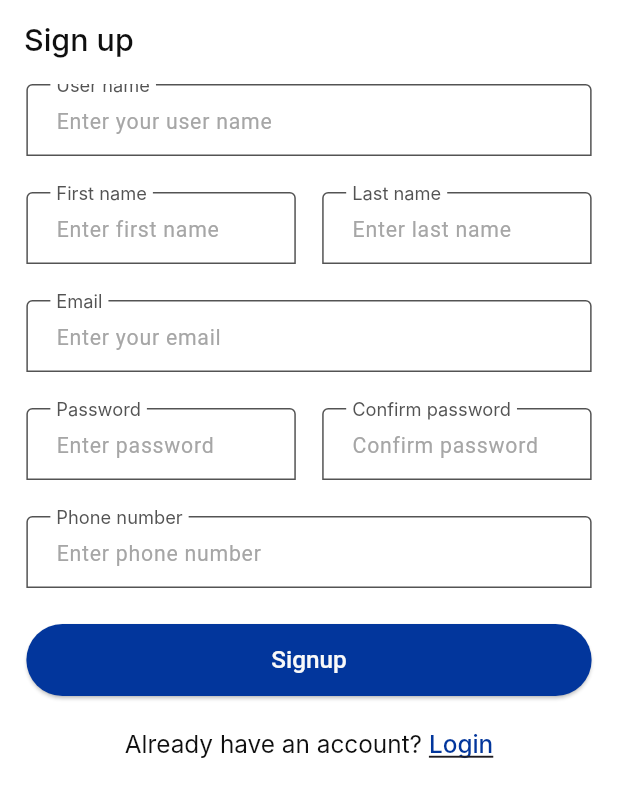
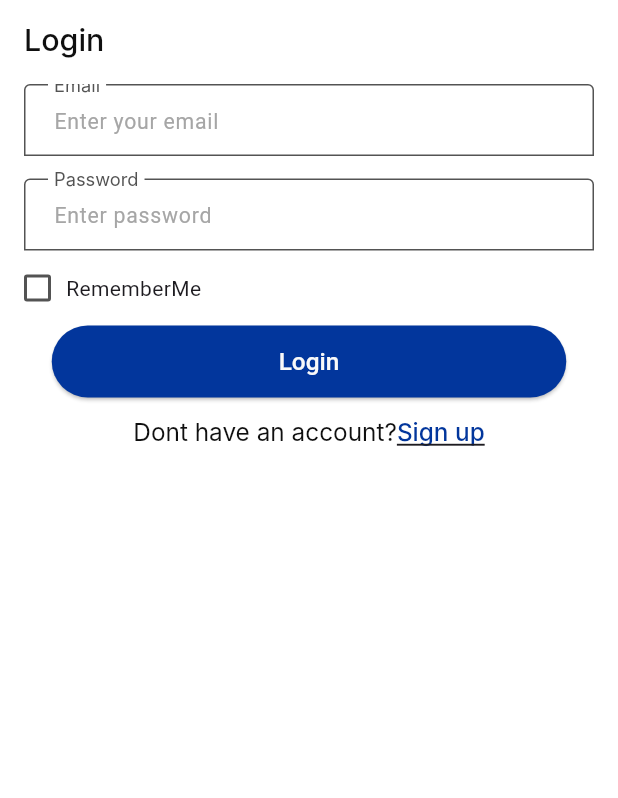
Before and after one commit to mahmoudjozef/exam_app, a Flutter app: the screen it shows after launch, on a phone screen of 412 x 824 dp. Shown: the top 798 px of the screen. Run offline on Flutter 3.47's test engine with Material 3 defaults, Android fonts, the phone set to English and light mode, and no system bars; our stand-ins replace dio, equatable, flutter_bloc, flutter_screenutil, flutter_secure_storage, get_it and 3 more; generated files the repository leaves out were written again; Roboto replaces fonts that are missing (Inter).

Commit message:
finish feat / login feature

```diff
--- /dev/null
+++ b/lib/core/constants/app_assets.dart
@@ -0,0 +1,3 @@
+class AppAssets {
+  static const String loginSplash = 'assets/splash/LoginSplash.png';
+}
--- a/lib/core/constants/app_constants.dart
+++ b/lib/core/constants/app_constants.dart
@@ -4,6 +4,9 @@ class AppConstants {
   static const String signUpTitle = 'Sign up';
   static const String signUpButton = 'Signup';
   static const String alreadyHaveAccount = 'Already have an account? ';
+  static const String dontHaveAnAccount = 'Dont have an account?';
+  static const String rememberMe = 'RememberMe';
+
   static const String login = 'Login';
 
   // Labels (اللي فوق الحقل)
@@ -24,9 +27,6 @@ class AppConstants {
   static const String confirmPasswordHint = 'Confirm password';
   static const String phoneHint = 'Enter phone number';
 
-
-
   // Messages
   static const String signupSuccess = 'Account created successfully';
-
 }
--- /dev/null
+++ b/lib/features/auth/data/datasources/local/auth_local_datasource.dart
@@ -0,0 +1,5 @@
+abstract interface class AuthLocalDatasource {
+  Future<void> saveToken(String token);
+  Future<String?> getToken();
+  Future<void> clearToken();
+}
--- a/lib/features/auth/domain/repositories/auth_repo.dart
+++ b/lib/features/auth/domain/repositories/auth_repo.dart
@@ -6,5 +6,5 @@ import 'package:exam_app/features/auth/domain/entities/user_entity.dart';
 // HomeRepoContract
 abstract interface class AuthRepo {
   Future<BaseResponse<UserEntity>> signup(SignupRequest request);
-  Future<BaseResponse<UserEntity>> login(LoginRequestModel request);
+  Future<BaseResponse<UserEntity>> login(LoginRequestModel request, bool rememberMe);
 }
--- a/lib/features/auth/domain/usecase/login_usecase.dart
+++ b/lib/features/auth/domain/usecase/login_usecase.dart
@@ -2,11 +2,16 @@ import 'package:exam_app/config/base_responce/base_responce.dart';
 import 'package:exam_app/features/auth/data/models/dto/login_request_model.dart';
 import 'package:exam_app/features/auth/domain/entities/user_entity.dart';
 import 'package:exam_app/features/auth/domain/repositories/auth_repo.dart';
+import 'package:injectable/injectable.dart';
 
+@injectable
 class LoginUsecase {
   AuthRepo authRepo;
   LoginUsecase(this.authRepo);
-  Future<BaseResponse<UserEntity>> call(LoginRequestModel request) {
-    return authRepo.login(request);
+  Future<BaseResponse<UserEntity>> call(
+    LoginRequestModel request,
+    bool rememberMe,
+  ) {
+    return authRepo.login(request, rememberMe);
   }
 }
--- a/lib/features/auth/presentation/cubit/login/login_events.dart
+++ b/lib/features/auth/presentation/cubit/login/login_events.dart
@@ -7,10 +7,15 @@ class LoginOnPressedEvent extends LoginEvents {
   final String password;
   final bool rememberMe;
 
-  LoginOnPressedEvent(this.email, this.password, this.rememberMe);
+  LoginOnPressedEvent({
+    required this.email,
+    required this.password,
+    required this.rememberMe,
+  });
 }
 
 class LoginAllData extends LoginEvents {
   LoginRequestModel loginRequestModel;
-  LoginAllData(this.loginRequestModel);
+  final bool rememberMe;
+  LoginAllData(this.loginRequestModel, this.rememberMe);
 }
--- a/lib/features/auth/presentation/cubit/login/login_viewmodel.dart
+++ b/lib/features/auth/presentation/cubit/login/login_viewmodel.dart
@@ -6,17 +6,21 @@ import 'package:exam_app/features/auth/domain/usecase/login_usecase.dart';
 import 'package:exam_app/features/auth/presentation/cubit/login/login_events.dart';
 import 'package:exam_app/features/auth/presentation/cubit/login/login_state.dart';
 import 'package:flutter_bloc/flutter_bloc.dart';
-import 'package:logger/logger.dart';
+import 'package:injectable/injectable.dart';
 
+@injectable
 class LoginViewmodel extends Cubit<LoginState> {
   LoginUsecase _loginUsecase;
   LoginViewmodel(this._loginUsecase) : super(LoginState());
-  Future<void> _login(LoginRequestModel request) async {
-    final BaseResponse<UserEntity> result = await _loginUsecase.call(request);
+
+  Future<void> _login(LoginRequestModel request, bool rememberMe) async {
+    final BaseResponse<UserEntity> result = await _loginUsecase.call(
+      request,
+      rememberMe,
+    );
     switch (result) {
       case SuccessBaseResponse<UserEntity>():
         emit(state.copyWith(userStete: BaseState(data: result.data)));
-
         break;
       case ErrorBaseResponse<UserEntity>():
         emit(
@@ -27,8 +31,8 @@ class LoginViewmodel extends Cubit<LoginState> {
     }
   }
 
-  Future<void> _getDate(LoginRequestModel request) async {
-    await Future.wait([_login(request)]);
+  Future<void> _getDate(LoginRequestModel request, bool rememberMe) async {
+    await Future.wait([_login(request, rememberMe)]);
   }
 
   void loginOnEvent(LoginEvents event) {
@@ -39,9 +43,10 @@ class LoginViewmodel extends Cubit<LoginState> {
             email: event.email.trim(),
             password: event.password.trim(),
           ),
+          event.rememberMe,
         );
       case LoginAllData():
-        _getDate(event.loginRequestModel);
+        _getDate(event.loginRequestModel, event.rememberMe);
     }
   }
 }
--- a/lib/features/auth/presentation/screens/login_view.dart
+++ b/lib/features/auth/presentation/screens/login_view.dart
@@ -0,0 +1,146 @@
+import 'package:exam_app/config/di/di.dart';
+import 'package:exam_app/core/constants/app_constants.dart';
+import 'package:exam_app/core/constants/app_validation.dart';
+import 'package:exam_app/core/theme/app_text_styles.dart';
+import 'package:exam_app/features/auth/presentation/cubit/login/login_events.dart';
+import 'package:exam_app/features/auth/presentation/cubit/login/login_state.dart';
+import 'package:exam_app/features/auth/presentation/cubit/login/login_viewmodel.dart';
+import 'package:exam_app/features/auth/presentation/widgets/remember_me_widget.dart';
+import 'package:flutter/gestures.dart';
+import 'package:flutter/material.dart';
+import 'package:flutter_bloc/flutter_bloc.dart';
+import 'package:go_router/go_router.dart';
+
+class LoginView extends StatefulWidget {
+  LoginView({super.key});
+
+  @override
+  State<LoginView> createState() => _LoginViewState();
+}
+
+class _LoginViewState extends State<LoginView> {
+  final _formKey = GlobalKey<FormState>();
+  final _passwordCtrl = TextEditingController();
+  final _emailCtrl = TextEditingController();
+  final _rememberMe = ValueNotifier<bool>(false);
+  @override
+  void dispose() {
+    _emailCtrl;
+    _passwordCtrl;
+    _rememberMe;
+    super.dispose();
+  }
+
+  @override
+  Widget build(BuildContext context) {
+    return BlocProvider(
+      create: (context) => getIt<LoginViewmodel>(),
+      child: Scaffold(
+        appBar: AppBar(title: Text(AppConstants.login)),
+        body: Form(
+          key: _formKey,
+          child: BlocListener<LoginViewmodel, LoginState>(
+            listener: (context, state) {
+              final s = state.loginStete;
+              if (s.errorMessage != null) {
+                  ScaffoldMessenger.of(context)
+                      .showSnackBar(SnackBar(content: Text(s.errorMessage!)));
+                }
+              if (s.data != null) {
+                context.go('/Screentest');
+              }
+            },
+            child: Padding(
+              padding: EdgeInsets.symmetric(horizontal: 16.0),
+              child: SingleChildScrollView(
+                child: Column(
+                  spacing: 15,
+                  children: [
+                    //email
+                    TextFormField(
+                      controller: _emailCtrl,
+                      validator: (value) {
+                        return AppValidation.email(value);
+                      },
+                      decoration: InputDecoration(
+                        labelText: AppConstants.emailLabel,
+                        hintText: AppConstants.emailHint,
+                      ),
+                    ),
+                    //pass
+                    TextFormField(
+                      controller: _passwordCtrl,
+                      validator: (value) {
+                        return AppValidation.password(value);
+                      },
+                      obscureText: true,
+                      decoration: InputDecoration(
+                        labelText: AppConstants.passwordLabel,
+                        hintText: AppConstants.passwordHint,
+                      ),
+                    ),
+                    ValueListenableBuilder<bool>(
+                      valueListenable: _rememberMe,
+                      builder: (context, value, child) => RememberMeWidget(
+                        userOnPressed: value,
+                        onChanged: (newValue) => _rememberMe.value = newValue,
+                      ),
+                    ),
+                    SizedBox(
+                      width: 343,
+                      child: BlocBuilder<LoginViewmodel, LoginState>(
+                        buildWhen: (previous, current) =>
+                            previous.loginStete.isLoading !=
+                            current.loginStete.isLoading,
+                        builder: (context, state) {
+                          final isLoding = state.loginStete.isLoading;
+                          return ElevatedButton(
+                            onPressed: isLoding
+                                ? null
+                                : () {
+                                    if (_formKey.currentState!.validate()) {
+                                      context
+                                          .read<LoginViewmodel>()
+                                          .loginOnEvent(
+                                            LoginOnPressedEvent(
+                                              email: _emailCtrl.text,
+                                              password: _passwordCtrl.text,
+                                              rememberMe: _rememberMe.value,
+                                            ),
+                                          );
+                                    }
+                                  },
+                            child: isLoding
+                                ? const Center(
+                                    child: CircularProgressIndicator(),
+                                  )
+                                : Text(AppConstants.login),
+                          );
+                        },
+                      ),
+                    ),
+                    Text.rich(
+                      TextSpan(
+                        text: AppConstants.dontHaveAnAccount,
+                        style: AppTextStyles.regular16Black,
+                        children: [
+                          TextSpan(
+                            text: AppConstants.signUpTitle,
+                            style: AppTextStyles.medium16PrimaryUnderline,
+                            recognizer: TapGestureRecognizer()..onTap = () {
+                              context.go('/SignupView');
+                            },
+                          ),
+                        ],
+                      ),
+                    ),
+                  ],
+                ),
+              ),
+            ),
+          ),
+        ),
+      ),
+    );
+  }
+}
--- a/lib/features/auth/presentation/screens/signup_view.dart
+++ b/lib/features/auth/presentation/screens/signup_view.dart
@@ -1,4 +1,5 @@
 import 'dart:developer';
+
 import 'package:exam_app/config/di/di.dart';
 import 'package:exam_app/core/constants/app_validation.dart';
 import 'package:exam_app/core/constants/app_constants.dart';
@@ -10,6 +11,7 @@ import 'package:flutter/gestures.dart';
 import 'package:flutter/material.dart';
 import 'package:flutter_bloc/flutter_bloc.dart';
 import 'package:flutter_screenutil/flutter_screenutil.dart';
+import 'package:go_router/go_router.dart';
 
 class SignupView extends StatefulWidget {
   const SignupView({super.key});
@@ -64,6 +66,7 @@ class _SignupViewState extends State<SignupView> {
                     '>>>>>>>>>>Signup success: ${s.data}',
                     name: 'SignupView',
                   );
+                  context.go('/login');
                 }
               },
               child: SingleChildScrollView(
@@ -211,7 +214,10 @@ class _SignupViewState extends State<SignupView> {
                           TextSpan(
                             text: AppConstants.login,
                             style: AppTextStyles.medium16PrimaryUnderline,
-                            recognizer: TapGestureRecognizer()..onTap = () {},
+                            recognizer: TapGestureRecognizer()
+                              ..onTap = () {
+                                context.go('/LoginView');
+                              },
                           ),
                         ],
                       ),
--- /dev/null
+++ b/lib/features/auth/presentation/widgets/remember_me_widget.dart
@@ -0,0 +1,37 @@
+import 'package:exam_app/core/constants/app_constants.dart';
+import 'package:exam_app/core/theme/app_colors.dart';
+import 'package:flutter/material.dart';
+
+class RememberMeWidget extends StatelessWidget {
+  RememberMeWidget({
+    super.key,
+    required this.userOnPressed,
+    required this.onChanged,
+  });
+  bool userOnPressed;
+  ValueChanged<bool> onChanged;
+  @override
+  Widget build(BuildContext context) {
+    return Row(
+      spacing: 10,
+      children: [
+        InkWell(
+          onTap: () => onChanged(!userOnPressed),
+          child: Container(
+            width: 18,
+            height: 18,
+            decoration: BoxDecoration(
+              color: AppColors.white,
+              border: Border.all(color: AppColors.grayColor, width: 2),
+              borderRadius: BorderRadius.circular(2),
+            ),
+            child: userOnPressed
+                ? Icon(Icons.check, size: 14, color: AppColors.grayColor)
+                : null,
+          ),
+        ),
+        Text(AppConstants.rememberMe),
+      ],
+    );
+  }
+}
--- a/lib/main.dart
+++ b/lib/main.dart
@@ -1,18 +1,43 @@
 import 'package:exam_app/config/di/di.dart';
 import 'package:exam_app/core/theme/app_theme.dart';
+import 'package:exam_app/features/auth/presentation/screens/ScreenTest.dart';
+import 'package:exam_app/features/auth/presentation/screens/login_view.dart';
 import 'package:exam_app/features/auth/presentation/screens/signup_view.dart';
+import 'package:exam_app/features/auth/presentation/screens/splash_view.dart';
 import 'package:flutter/material.dart';
 import 'package:flutter_screenutil/flutter_screenutil.dart';
+import 'package:go_router/go_router.dart';
 
 void main() {
   configureDependencies();
 
-  runApp(const MyApp());
+  runApp( MyApp());
 }
 
 class MyApp extends StatelessWidget {
-  const MyApp({super.key});
+  MyApp({super.key});
 
+  final GoRouter _router = GoRouter(
+    initialLocation: '/SplashView',
+    routes: [
+      GoRoute(
+        path: '/LoginView',
+        builder: (context, state) =>  LoginView(),
+      ),
+      GoRoute(
+        path: '/SplashView',
+        builder: (context, state) =>  SplashView(),
+      ),
+       GoRoute(
+        path: '/Screentest',
+        builder: (context, state) =>  Screentest(),
+      ),
+      GoRoute(
+        path: '/SignupView',
+        builder: (context, state) =>  SignupView(),
+      ),
+    ],
+  );
   @override
   Widget build(BuildContext context) {
     return ScreenUtilInit(
@@ -20,10 +45,10 @@ class MyApp extends StatelessWidget {
       minTextAdapt: true,
       splitScreenMode: true,
       builder: (context, child) {
-        return MaterialApp(
+        return MaterialApp.router(
+          routerConfig: _router,
           debugShowCheckedModeBanner: false,
           theme: AppTheme.lightTheme,
-          home: SignupView(),
         );
       },
     );
--- a/pubspec.yaml
+++ b/pubspec.yaml
@@ -34,6 +34,7 @@ dependencies:
   # The following adds the Cupertino Icons font to your application.
   # Use with the CupertinoIcons class for iOS style icons.
   cupertino_icons: ^1.0.8
+  go_router: ^18.1.4
   flutter_screenutil: ^5.9.3
   # state mang
   flutter_bloc: ^9.1.1
@@ -45,6 +46,7 @@ dependencies:
   logger: ^2.6.0
   json_annotation: ^4.9.0
   equatable: ^3.0.0
+  flutter_secure_storage: ^11.2.0
 
 dev_dependencies:
   flutter_test:
@@ -76,8 +78,8 @@ flutter:
   uses-material-design: true
 
   # To add assets to your application, add an assets section, like this:
-  # assets:
-  #   - images/a_dot_burr.jpeg
+  assets:
+   - assets/splash/LoginSplash.png
   #   - images/a_dot_ham.jpeg
 
   # An image asset can refer to one or more resolution-specific "variants", see
```
Also changed, not shown: lib/config/base_responce/base_responce.dart (+4 -6 lines), lib/config/storage/storage_module.dart (added, +8 -0 lines), lib/features/auth/api/datasources/auth_local_datasource_impl.dart (added, +25 -0 lines), lib/features/auth/data/repositories/auth_repo_impl.dart (+19 -3 lines), lib/features/auth/presentation/screens/ScreenTest.dart (added, +10 -0 lines), lib/features/auth/presentation/screens/splash_view.dart (added, +46 -0 lines), assets/splash/LoginSplash.png (added), lib/config/di/di.config.dart, pubspec.lock.
